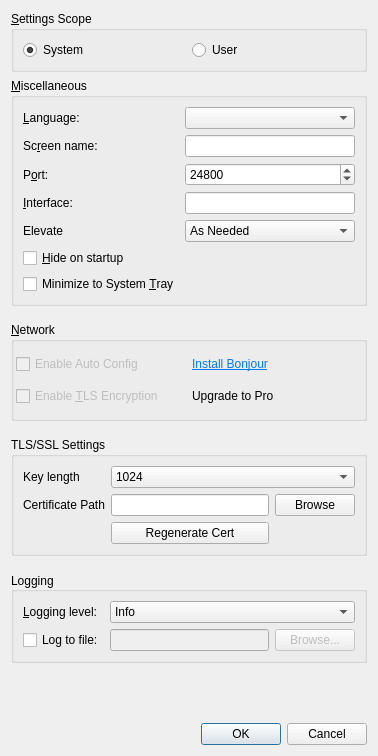
This is src/gui/src/SettingsDialogBase.ui in deskflow/deskflow as Qt 5 draws it before an edit. The edited form follows.
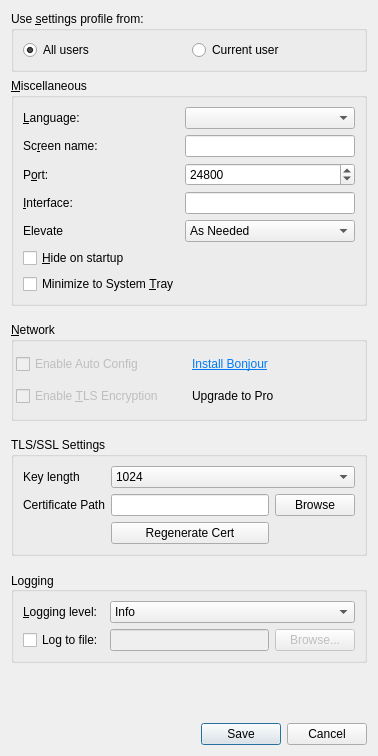
This is the edited form.

```diff
--- a/src/gui/src/SettingsDialogBase.ui
+++ b/src/gui/src/SettingsDialogBase.ui
@@ -17,13 +17,13 @@
    <item row="0" column="0">
     <widget class="QGroupBox" name="m_pGroupScope">
      <property name="title">
-      <string>&amp;Settings Scope</string>
+      <string>Use &amp;settings profile from:</string>
      </property>
      <layout class="QGridLayout" name="gridLayout_4">
       <item row="1" column="0">
        <widget class="QRadioButton" name="m_pRadioSystemScope">
         <property name="text">
-         <string>System</string>
+         <string>All users</string>
         </property>
         <property name="checked">
          <bool>true</bool>
@@ -33,7 +33,7 @@
       <item row="1" column="1">
        <widget class="QRadioButton" name="m_pRadioUserScope">
         <property name="text">
-         <string>User</string>
+         <string>Current user</string>
         </property>
        </widget>
       </item>
@@ -489,7 +489,7 @@
       <enum>Qt::Horizontal</enum>
      </property>
      <property name="standardButtons">
-      <set>QDialogButtonBox::Cancel|QDialogButtonBox::Ok</set>
+      <set>QDialogButtonBox::Cancel|QDialogButtonBox::Save</set>
      </property>
     </widget>
    </item>
```
